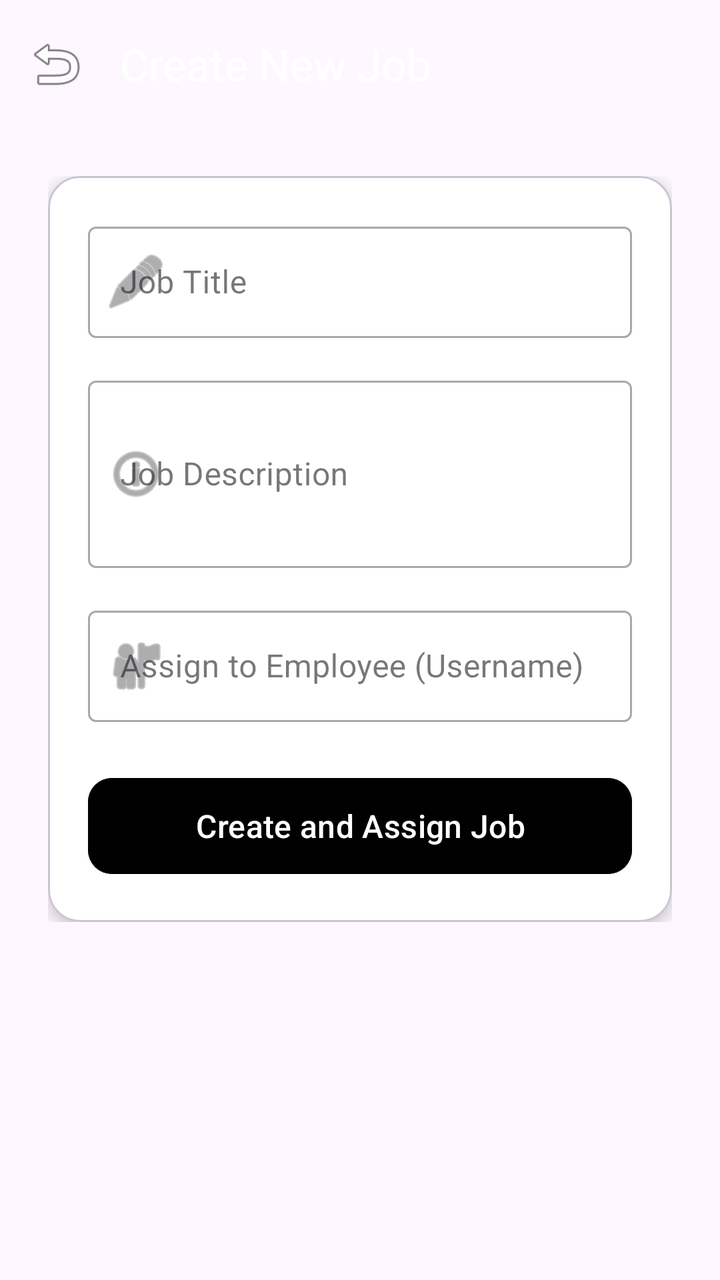
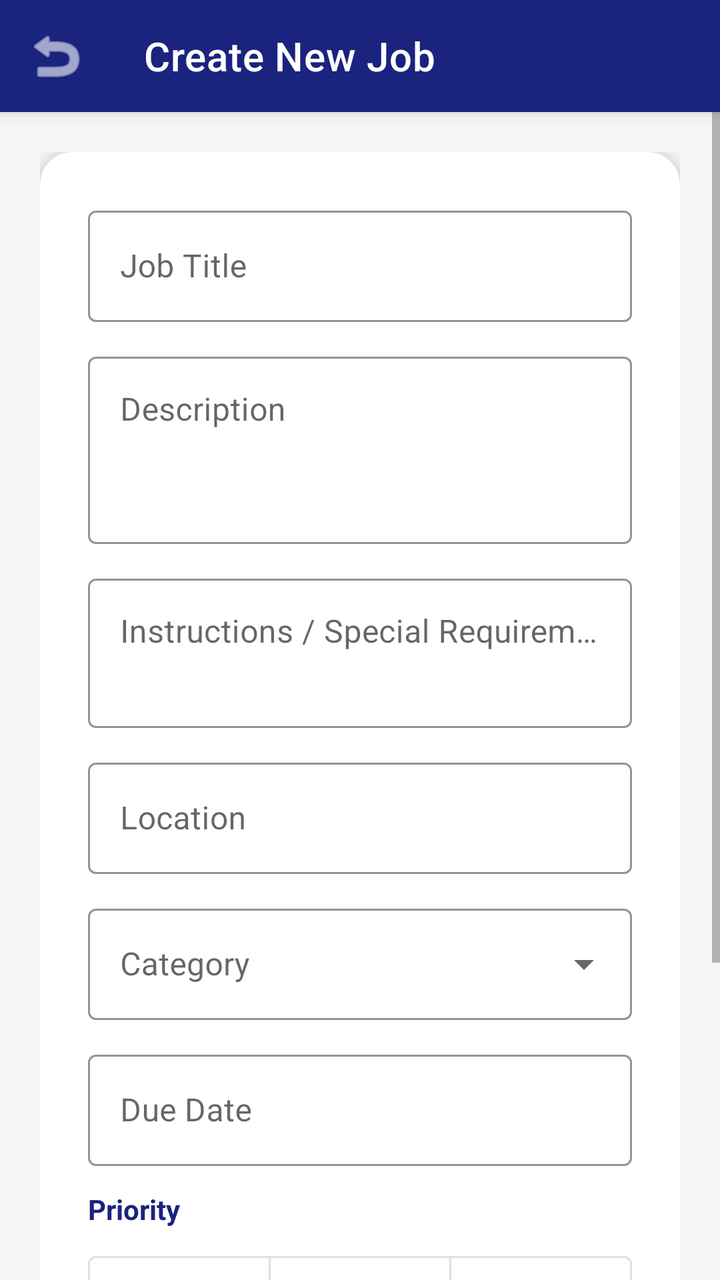

An Android layout rendered at two revisions. The XML below is the earlier revision; the diff shows what the commit changed to produce the second picture.
<!-- AndroidManifest.xml: application theme Theme.JobManagementSystem -->
<!-- res/layout/activity_create_job.xml -->
<?xml version="1.0" encoding="utf-8"?>
<androidx.coordinatorlayout.widget.CoordinatorLayout xmlns:android="http://schemas.android.com/apk/res/android"
    xmlns:app="http://schemas.android.com/apk/res-auto"
    android:layout_width="match_parent"
    android:layout_height="match_parent"
    android:background="@color/background_light">

    <com.google.android.material.appbar.AppBarLayout
        android:layout_width="match_parent"
        android:layout_height="wrap_content">

        <com.google.android.material.appbar.MaterialToolbar
            android:id="@+id/toolbar"
            android:layout_width="match_parent"
            android:layout_height="?attr/actionBarSize"
            android:background="@color/primary_blue"
            app:title="Create New Job"
            app:titleTextColor="@color/white"
            app:navigationIcon="@android:drawable/ic_menu_revert" />

    </com.google.android.material.appbar.AppBarLayout>

    <ScrollView
        android:layout_width="match_parent"
        android:layout_height="match_parent"
        app:layout_behavior="@string/appbar_scrolling_view_behavior">

        <LinearLayout
            android:layout_width="match_parent"
            android:layout_height="wrap_content"
            android:orientation="vertical"
            android:padding="24dp">

            <com.google.android.material.card.MaterialCardView
                android:layout_width="match_parent"
                android:layout_height="wrap_content"
                app:cardCornerRadius="16dp"
                app:cardElevation="4dp"
                app:cardBackgroundColor="@color/white">

                <LinearLayout
                    android:layout_width="match_parent"
                    android:layout_height="wrap_content"
                    android:orientation="vertical"
                    android:padding="20dp">

                    <com.google.android.material.textfield.TextInputLayout
                        android:layout_width="match_parent"
                        android:layout_height="wrap_content"
                        android:hint="Job Title"
                        style="@style/Widget.MaterialComponents.TextInputLayout.OutlinedBox"
                        android:layout_marginBottom="16dp"
                        app:startIconDrawable="@android:drawable/ic_menu_edit">

                        <com.google.android.material.textfield.TextInputEditText
                            android:id="@+id/etJobTitle"
                            android:layout_width="match_parent"
                            android:layout_height="wrap_content"
                            android:inputType="text" />
                    </com.google.android.material.textfield.TextInputLayout>

                    <com.google.android.material.textfield.TextInputLayout
                        android:layout_width="match_parent"
                        android:layout_height="wrap_content"
                        android:hint="Job Description"
                        style="@style/Widget.MaterialComponents.TextInputLayout.OutlinedBox"
                        android:layout_marginBottom="16dp"
                        app:startIconDrawable="@android:drawable/ic_menu_info_details">

                        <com.google.android.material.textfield.TextInputEditText
                            android:id="@+id/etJobDesc"
                            android:layout_width="match_parent"
                            android:layout_height="wrap_content"
                            android:inputType="textMultiLine"
                            android:minLines="3" />
                    </com.google.android.material.textfield.TextInputLayout>

                    <com.google.android.material.textfield.TextInputLayout
                        android:layout_width="match_parent"
                        android:layout_height="wrap_content"
                        android:hint="Assign to Employee (Username)"
                        style="@style/Widget.MaterialComponents.TextInputLayout.OutlinedBox"
                        android:layout_marginBottom="24dp"
                        app:startIconDrawable="@android:drawable/ic_menu_myplaces">

                        <com.google.android.material.textfield.TextInputEditText
                            android:id="@+id/etAssignTo"
                            android:layout_width="match_parent"
                            android:layout_height="wrap_content"
                            android:inputType="text" />
                    </com.google.android.material.textfield.TextInputLayout>

                    <com.google.android.material.button.MaterialButton
                        android:id="@+id/btnSubmitJob"
                        android:layout_width="match_parent"
                        android:layout_height="56dp"
                        android:text="Create and Assign Job"
                        android:textSize="16sp"
                        android:backgroundTint="@color/primary_blue"
                        app:cornerRadius="12dp" />

                </LinearLayout>
            </com.google.android.material.card.MaterialCardView>

        </LinearLayout>
    </ScrollView>

</androidx.coordinatorlayout.widget.CoordinatorLayout>
<!-- resources referenced by this layout -->
<resources>
  <color name="white">#FFFFFFFF</color>
  <style name="Theme.JobManagementSystem" parent="Base.Theme.JobManagementSystem" />
  <style name="Base.Theme.JobManagementSystem" parent="Theme.Material3.DayNight.NoActionBar">
          
          
      </style>
</resources>

<!-- the commit's change to res/layout/activity_create_job.xml (unified diff, before → after) -->
@@ -1,6 +1,7 @@
 <?xml version="1.0" encoding="utf-8"?>
 <androidx.coordinatorlayout.widget.CoordinatorLayout xmlns:android="http://schemas.android.com/apk/res/android"
     xmlns:app="http://schemas.android.com/apk/res-auto"
+    xmlns:tools="http://schemas.android.com/tools"
     android:layout_width="match_parent"
     android:layout_height="match_parent"
     android:background="@color/background_light">
@@ -14,95 +15,218 @@
             android:layout_width="match_parent"
             android:layout_height="?attr/actionBarSize"
             android:background="@color/primary_blue"
-            app:title="Create New Job"
+            app:title="@string/create_job_title"
             app:titleTextColor="@color/white"
-            app:navigationIcon="@android:drawable/ic_menu_revert" />
+            app:navigationIcon="@android:drawable/ic_menu_revert"
+            app:navigationIconTint="@color/white" />
 
     </com.google.android.material.appbar.AppBarLayout>
 
-    <ScrollView
+    <FrameLayout
         android:layout_width="match_parent"
         android:layout_height="match_parent"
         app:layout_behavior="@string/appbar_scrolling_view_behavior">
 
-        <LinearLayout
+        <ScrollView
             android:layout_width="match_parent"
-            android:layout_height="wrap_content"
-            android:orientation="vertical"
-            android:padding="24dp">
-
-            <com.google.android.material.card.MaterialCardView
+            android:layout_height="match_parent">
+
+            <LinearLayout
                 android:layout_width="match_parent"
                 android:layout_height="wrap_content"
-                app:cardCornerRadius="16dp"
-                app:cardElevation="4dp"
-                app:cardBackgroundColor="@color/white">
-
-                <LinearLayout
+                android:orientation="vertical"
+                android:padding="20dp">
+
+                <com.google.android.material.card.MaterialCardView
                     android:layout_width="match_parent"
                     android:layout_height="wrap_content"
-                    android:orientation="vertical"
-                    android:padding="20dp">
-
-                    <com.google.android.material.textfield.TextInputLayout
+                    app:cardCornerRadius="16dp"
+                    app:cardElevation="4dp"
+                    app:cardBackgroundColor="@color/white">
+
+                    <LinearLayout
                         android:layout_width="match_parent"
                         android:layout_height="wrap_content"
-                        android:hint="Job Title"
-                        style="@style/Widget.MaterialComponents.TextInputLayout.OutlinedBox"
-                        android:layout_marginBottom="16dp"
-                        app:startIconDrawable="@android:drawable/ic_menu_edit">
-
-                        <com.google.android.material.textfield.TextInputEditText
-                            android:id="@+id/etJobTitle"
-                            android:layout_width="match_parent"
-                            android:layout_height="wrap_content"
-                            android:inputType="text" />
-                    </com.google.android.material.textfield.TextInputLayout>
-
-                    <com.google.android.material.textfield.TextInputLayout
-                        android:layout_width="match_parent"
-                        android:layout_height="wrap_content"
-                        android:hint="Job Description"
-                        style="@style/Widget.MaterialComponents.TextInputLayout.OutlinedBox"
-                        android:layout_marginBottom="16dp"
-                        app:startIconDrawable="@android:drawable/ic_menu_info_details">
-
-                        <com.google.android.material.textfield.TextInputEditText
-                            android:id="@+id/etJobDesc"
-                            android:layout_width="match_parent"
-                            android:layout_height="wrap_content"
-                            android:inputType="textMultiLine"
-                            android:minLines="3" />
-                    </com.google.android.material.textfield.TextInputLayout>
-
-                    <com.google.android.material.textfield.TextInputLayout
-                        android:layout_width="match_parent"
-                        android:layout_height="wrap_content"
-                        android:hint="Assign to Employee (Username)"
-                        style="@style/Widget.MaterialComponents.TextInputLayout.OutlinedBox"
-                        android:layout_marginBottom="24dp"
-                        app:startIconDrawable="@android:drawable/ic_menu_myplaces">
-
-                        <com.google.android.material.textfield.TextInputEditText
-                            android:id="@+id/etAssignTo"
-                            android:layout_width="match_parent"
-                            android:layout_height="wrap_content"
-                            android:inputType="text" />
-                    </com.google.android.material.textfield.TextInputLayout>
-
-                    <com.google.android.material.button.MaterialButton
-                        android:id="@+id/btnSubmitJob"
-                        android:layout_width="match_parent"
-                        android:layout_height="56dp"
-                        android:text="Create and Assign Job"
-                        android:textSize="16sp"
-                        android:backgroundTint="@color/primary_blue"
-                        app:cornerRadius="12dp" />
-
-                </LinearLayout>
-            </com.google.android.material.card.MaterialCardView>
-
-        </LinearLayout>
-    </ScrollView>
+                        android:orientation="vertical"
+                        android:padding="24dp">
+
+                        <com.google.android.material.textfield.TextInputLayout
+                            style="@style/Widget.MaterialComponents.TextInputLayout.OutlinedBox"
+                            android:layout_width="match_parent"
+                            android:layout_height="wrap_content"
+                            android:layout_marginBottom="12dp"
+                            android:hint="@string/job_title"
+                            app:hintTextColor="@color/primary_blue"
+                            app:boxStrokeColor="@color/primary_blue">
+                            <com.google.android.material.textfield.TextInputEditText
+                                android:id="@+id/etJobTitle"
+                                android:layout_width="match_parent"
+                                android:layout_height="wrap_content"
+                                android:textColor="@color/black" />
+                        </com.google.android.material.textfield.TextInputLayout>
+
+                        <com.google.android.material.textfield.TextInputLayout
+                            style="@style/Widget.MaterialComponents.TextInputLayout.OutlinedBox"
+                            android:layout_width="match_parent"
+                            android:layout_height="wrap_content"
+                            android:layout_marginBottom="12dp"
+                            android:hint="@string/job_description"
+                            app:hintTextColor="@color/primary_blue"
+                            app:boxStrokeColor="@color/primary_blue">
+                            <com.google.android.material.textfield.TextInputEditText
+                                android:id="@+id/etJobDesc"
+                                android:layout_width="match_parent"
+                                android:layout_height="wrap_content"
+                                android:minLines="3"
+                                android:gravity="top"
+                                android:textColor="@color/black" />
+                        </com.google.android.material.textfield.TextInputLayout>
+
+                        <com.google.android.material.textfield.TextInputLayout
+                            style="@style/Widget.MaterialComponents.TextInputLayout.OutlinedBox"
+                            android:layout_width="match_parent"
+                            android:layout_height="wrap_content"
+                            android:layout_marginBottom="12dp"
+                            android:hint="Instructions / Special Requirements"
+                            app:hintTextColor="@color/primary_blue"
+                            app:boxStrokeColor="@color/primary_blue">
+                            <com.google.android.material.textfield.TextInputEditText
+                                android:id="@+id/etInstructions"
+                                android:layout_width="match_parent"
+                                android:layout_height="wrap_content"
+                                android:minLines="2"
+                                android:gravity="top"
+                                android:textColor="@color/black" />
+                        </com.google.android.material.textfield.TextInputLayout>
+
+                        <com.google.android.material.textfield.TextInputLayout
+                            style="@style/Widget.MaterialComponents.TextInputLayout.OutlinedBox"
+                            android:layout_width="match_parent"
+                            android:layout_height="wrap_content"
+                            android:layout_marginBottom="12dp"
+                            android:hint="Location"
+                            app:hintTextColor="@color/primary_blue"
+                            app:boxStrokeColor="@color/primary_blue">
+                            <com.google.android.material.textfield.TextInputEditText
+                                android:id="@+id/etLocation"
+                                android:layout_width="match_parent"
+                                android:layout_height="wrap_content"
+                                android:textColor="@color/black" />
+                        </com.google.android.material.textfield.TextInputLayout>
+
+                        <com.google.android.material.textfield.TextInputLayout
+                            style="@style/Widget.MaterialComponents.TextInputLayout.OutlinedBox.ExposedDropdownMenu"
+                            android:layout_width="match_parent"
+                            android:layout_height="wrap_content"
+                            android:layout_marginBottom="12dp"
+                            android:hint="@string/category"
+                            app:hintTextColor="@color/primary_blue"
+                            app:boxStrokeColor="@color/primary_blue">
+                            <AutoCompleteTextView
+                                android:id="@+id/actvCategory"
+                                android:layout_width="match_parent"
+                                android:layout_height="wrap_content"
+                                android:inputType="none"
+                                android:textColor="@color/black" />
+                        </com.google.android.material.textfield.TextInputLayout>
+
+                        <com.google.android.material.textfield.TextInputLayout
+                            style="@style/Widget.MaterialComponents.TextInputLayout.OutlinedBox"
+                            android:layout_width="match_parent"
+                            android:layout_height="wrap_content"
+                            android:layout_marginBottom="12dp"
+                            android:hint="@string/due_date"
+                            app:hintTextColor="@color/primary_blue"
+                            app:boxStrokeColor="@color/primary_blue">
+                            <com.google.android.material.textfield.TextInputEditText
+                                android:id="@+id/etDeadline"
+                                android:layout_width="match_parent"
+                                android:layout_height="wrap_content"
+                                android:focusable="false"
+                                android:clickable="true"
+                                android:textColor="@color/black" />
+                        </com.google.android.material.textfield.TextInputLayout>
+
+                        <TextView
+                            android:layout_width="wrap_content"
+                            android:layout_height="wrap_content"
+                            android:text="@string/priority"
+                            android:textStyle="bold"
+                            android:textColor="@color/primary_blue"
+                            android:layout_marginBottom="8dp" />
+
+                        <com.google.android.material.button.MaterialButtonToggleGroup
+                            android:id="@+id/toggleGroupPriority"
+                            android:layout_width="match_parent"
+                            android:layout_height="wrap_content"
+                            android:layout_marginBottom="24dp"
+                            app:singleSelection="true"
+                            app:selectionRequired="true">
+                            <com.google.android.material.button.MaterialButton
+                                android:id="@+id/btnPriorityHigh"
+                                style="@style/Widget.MaterialComponents.Button.OutlinedButton"
+                                android:layout_width="0dp"
+                                android:layout_height="wrap_content"
+                                android:layout_weight="1"
+                                android:text="@string/priority_high" />
+                            <com.google.android.material.button.MaterialButton
+                                android:id="@+id/btnPriorityMedium"
+                                style="@style/Widget.MaterialComponents.Button.OutlinedButton"
+                                android:layout_width="0dp"
+                                android:layout_height="wrap_content"
+                                android:layout_weight="1"
+                                android:text="@string/priority_medium" />
+                            <com.google.android.material.button.MaterialButton
+                                android:id="@+id/btnPriorityLow"
+                                style="@style/Widget.MaterialComponents.Button.OutlinedButton"
+                                android:layout_width="0dp"
+                                android:layout_height="wrap_content"
+                                android:layout_weight="1"
+                                android:text="@string/priority_low" />
+                        </com.google.android.material.button.MaterialButtonToggleGroup>
+
+                        <com.google.android.material.button.MaterialButton
+                            android:id="@+id/btnSelectImage"
+                            style="@style/Widget.MaterialComponents.Button.OutlinedButton"
+                            android:layout_width="match_parent"
+                            android:layout_height="wrap_content"
+                            android:layout_marginBottom="12dp"
+                            android:text="@string/select_image"
+                            app:icon="@android:drawable/ic_menu_camera"
+                            app:cornerRadius="12dp" />
+
+                        <ImageView
+                            android:id="@+id/ivJobPreview"
+                            android:layout_width="match_parent"
+                            android:layout_height="180dp"
+                            android:layout_marginBottom="16dp"
+                            android:scaleType="centerCrop"
+                            android:visibility="gone"
+                            android:contentDescription="Job Image Preview" />
+
+                        <com.google.android.material.button.MaterialButton
+                            android:id="@+id/btnSubmitJob"
+                            android:layout_width="match_parent"
+                            android:layout_height="56dp"
+                            android:text="@string/btn_create_job"
+                            android:textColor="@color/white"
+                            android:textStyle="bold"
+                            app:backgroundTint="@color/primary_blue"
+                            app:cornerRadius="12dp" />
+
+                    </LinearLayout>
+                </com.google.android.material.card.MaterialCardView>
+
+            </LinearLayout>
+        </ScrollView>
+
+        <ProgressBar
+            android:id="@+id/progressBar"
+            android:layout_width="wrap_content"
+            android:layout_height="wrap_content"
+            android:layout_gravity="center"
+            android:visibility="gone" />
+
+    </FrameLayout>
 
 </androidx.coordinatorlayout.widget.CoordinatorLayout>
<!-- resource entries referenced after the edit -->
@@ -1,10 +1,38 @@
 <!-- resources referenced by this layout -->
 <resources>
-  <color name="white">#FFFFFFFF</color>
+  <color name="background_light">#F5F5F5</color>
+  <color name="black">#121212</color>
+  <color name="primary_blue">#1A237E</color>
+  <color name="white">#FFFFFF</color>
+  <string name="btn_create_job">Create Job</string>
+  <string name="category">Category</string>
+  <string name="create_job_title">Create New Job</string>
+  <string name="due_date">Due Date</string>
+  <string name="job_description">Description</string>
+  <string name="job_title">Job Title</string>
+  <string name="priority">Priority</string>
+  <string name="priority_high">High</string>
+  <string name="priority_low">Low</string>
+  <string name="priority_medium">Medium</string>
+  <string name="select_image">Select Image</string>
   <style name="Theme.JobManagementSystem" parent="Base.Theme.JobManagementSystem" />
-  <style name="Base.Theme.JobManagementSystem" parent="Theme.Material3.DayNight.NoActionBar">
+  <style name="Base.Theme.JobManagementSystem" parent="Theme.MaterialComponents.DayNight.NoActionBar">
           
+          <item name="colorPrimary">@color/primary_blue</item>
+          <item name="colorPrimaryVariant">@color/primary_blue</item>
+          <item name="colorOnPrimary">@color/white</item>
           
+          <item name="colorSecondary">@color/secondary_blue</item>
+          <item name="colorSecondaryVariant">@color/secondary_blue</item>
+          <item name="colorOnSecondary">@color/white</item>
+          
+          <item name="android:statusBarColor">@color/primary_blue</item>
+          
+          <item name="android:textColorPrimary">@color/black</item>
+          <item name="android:textColorSecondary">@color/text_secondary</item>
+          <item name="editTextStyle">@style/Widget.MaterialComponents.TextInputLayout.OutlinedBox</item>
       </style>
+  <color name="secondary_blue">#3F51B5</color>
+  <color name="text_secondary">#757575</color>
 </resources>
 
